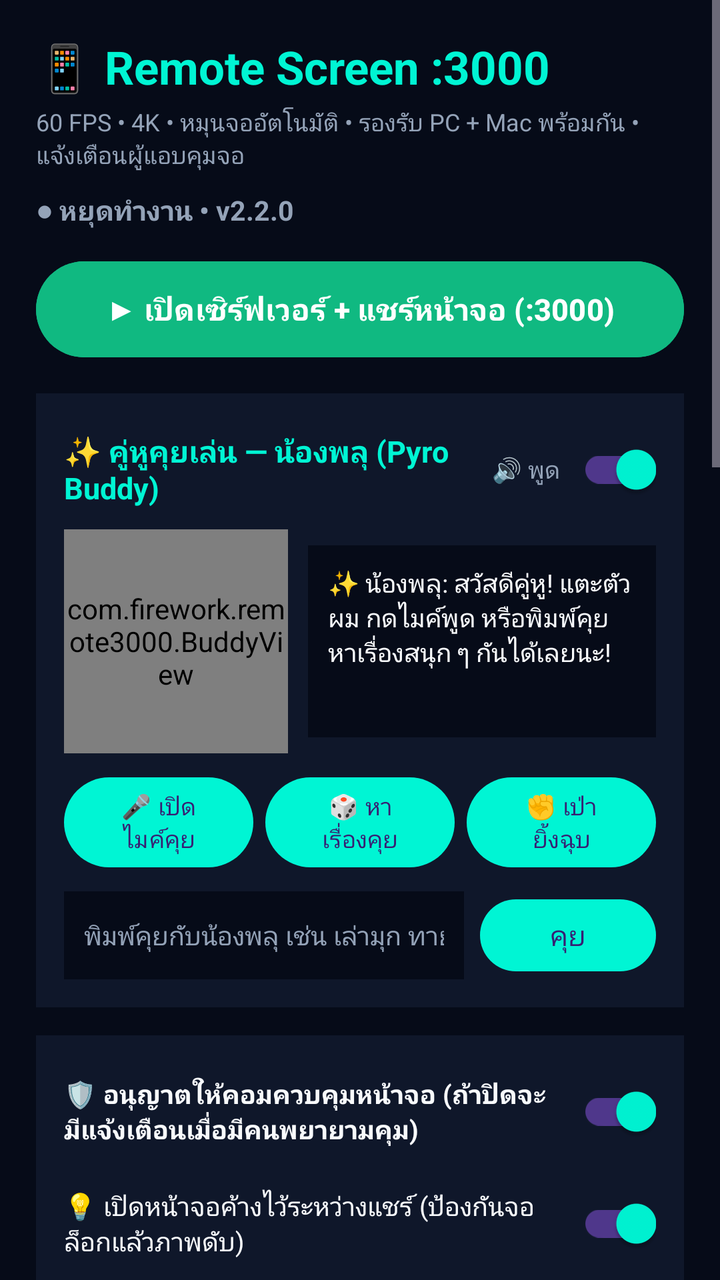
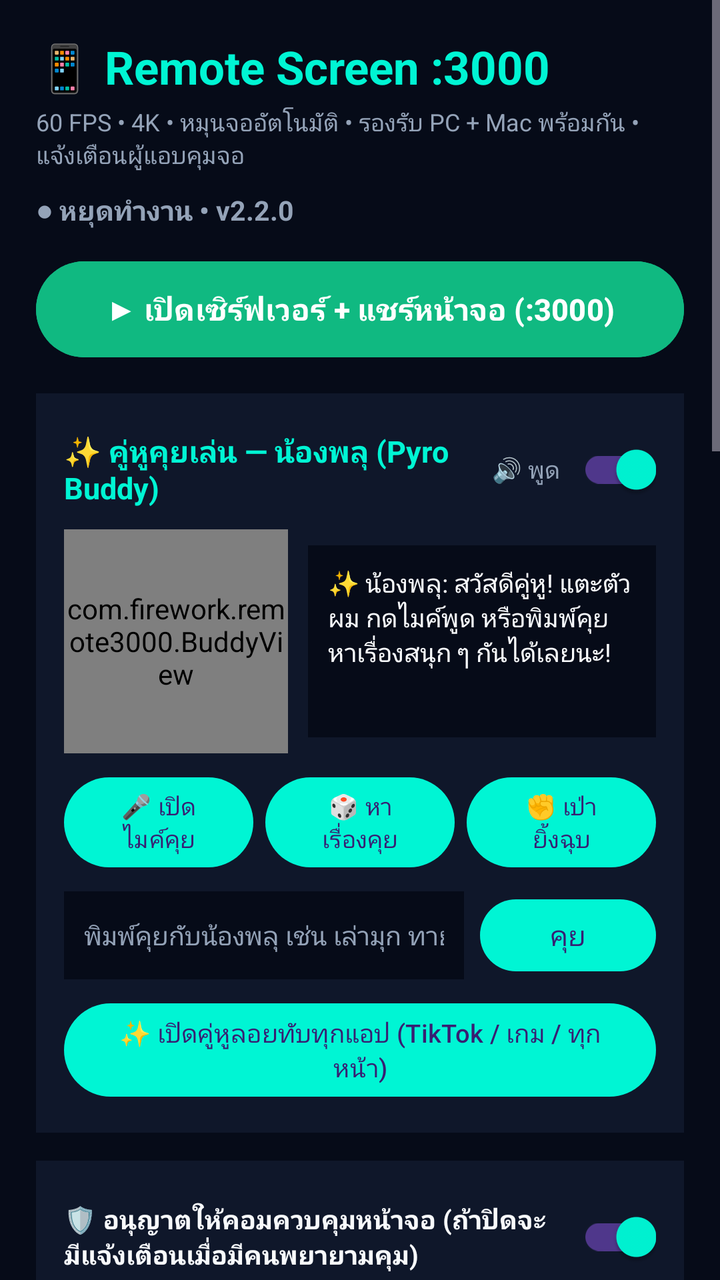

The first picture is an Android layout as it rendered before a commit; the second is the same layout after the commit. The layout source and the unified diff follow.
<!-- AndroidManifest.xml: application theme Theme.RemoteScreen3000 -->
<!-- res/layout/activity_main.xml -->
<?xml version="1.0" encoding="utf-8"?>
<ScrollView xmlns:android="http://schemas.android.com/apk/res/android"
    android:layout_width="match_parent"
    android:layout_height="match_parent"
    android:background="@color/bg_dark"
    android:fillViewport="true">

    <LinearLayout
        android:layout_width="match_parent"
        android:layout_height="wrap_content"
        android:orientation="vertical"
        android:padding="18dp">

        <TextView
            android:layout_width="wrap_content"
            android:layout_height="wrap_content"
            android:text="📱 Remote Screen :3000"
            android:textColor="@color/accent_cyan"
            android:textSize="23sp"
            android:textStyle="bold" />

        <TextView
            android:layout_width="wrap_content"
            android:layout_height="wrap_content"
            android:layout_marginTop="4dp"
            android:text="60 FPS • 4K • หมุนจออัตโนมัติ • รองรับ PC + Mac พร้อมกัน • แจ้งเตือนผู้แอบคุมจอ"
            android:textColor="@color/text_dim"
            android:textSize="12sp" />

        <TextView
            android:id="@+id/tvStatusBadge"
            android:layout_width="wrap_content"
            android:layout_height="wrap_content"
            android:layout_marginTop="10dp"
            android:text="● หยุดทำงาน • v2.2.0"
            android:textColor="@color/text_dim"
            android:textSize="13.5sp"
            android:textStyle="bold" />

        <Button
            android:id="@+id/btnToggleServer"
            android:layout_width="match_parent"
            android:layout_height="56dp"
            android:layout_marginTop="12dp"
            android:backgroundTint="@color/accent_green"
            android:text="▶ เปิดเซิร์ฟเวอร์ + แชร์หน้าจอ (:3000)"
            android:textAllCaps="false"
            android:textColor="#FFFFFF"
            android:textSize="15sp"
            android:textStyle="bold" />

        
        <LinearLayout
            android:layout_width="match_parent"
            android:layout_height="wrap_content"
            android:layout_marginTop="14dp"
            android:background="@color/card_dark"
            android:orientation="vertical"
            android:padding="14dp">

            <LinearLayout
                android:layout_width="match_parent"
                android:layout_height="wrap_content"
                android:gravity="center_vertical"
                android:orientation="horizontal">

                <TextView
                    android:layout_width="0dp"
                    android:layout_height="wrap_content"
                    android:layout_weight="1"
                    android:text="✨ คู่หูคุยเล่น — น้องพลุ (Pyro Buddy)"
                    android:textColor="@color/accent_cyan"
                    android:textSize="15sp"
                    android:textStyle="bold" />

                <TextView
                    android:layout_width="wrap_content"
                    android:layout_height="wrap_content"
                    android:text="🔊 พูด"
                    android:textColor="@color/text_dim"
                    android:textSize="12sp" />

                <com.google.android.material.switchmaterial.SwitchMaterial
                    android:id="@+id/switchBuddyVoice"
                    android:layout_width="wrap_content"
                    android:layout_height="wrap_content"
                    android:checked="true" />
            </LinearLayout>

            <LinearLayout
                android:layout_width="match_parent"
                android:layout_height="wrap_content"
                android:layout_marginTop="6dp"
                android:gravity="center_vertical"
                android:orientation="horizontal">

                <com.firework.remote3000.BuddyView
                    android:id="@+id/buddyView"
                    android:layout_width="112dp"
                    android:layout_height="112dp" />

                <TextView
                    android:id="@+id/tvBuddySpeech"
                    android:layout_width="0dp"
                    android:layout_height="wrap_content"
                    android:layout_marginStart="10dp"
                    android:layout_weight="1"
                    android:background="#060B18"
                    android:minHeight="96dp"
                    android:padding="10dp"
                    android:text="✨ น้องพลุ: สวัสดีคู่หู! แตะตัวผม กดไมค์พูด หรือพิมพ์คุยหาเรื่องสนุก ๆ กันได้เลยนะ!"
                    android:textColor="@color/text_main"
                    android:textSize="12.5sp" />
            </LinearLayout>

            <LinearLayout
                android:layout_width="match_parent"
                android:layout_height="wrap_content"
                android:layout_marginTop="8dp"
                android:orientation="horizontal">

                <Button
                    android:id="@+id/btnBuddyMic"
                    android:layout_width="0dp"
                    android:layout_height="wrap_content"
                    android:layout_marginEnd="6dp"
                    android:layout_weight="1"
                    android:text="🎤 เปิดไมค์คุย"
                    android:textAllCaps="false"
                    android:textSize="12sp" />

                <Button
                    android:id="@+id/btnBuddyTopic"
                    android:layout_width="0dp"
                    android:layout_height="wrap_content"
                    android:layout_marginEnd="6dp"
                    android:layout_weight="1"
                    android:text="🎲 หาเรื่องคุย"
                    android:textAllCaps="false"
                    android:textSize="12sp" />

                <Button
                    android:id="@+id/btnBuddyGame"
                    android:layout_width="0dp"
                    android:layout_height="wrap_content"
                    android:layout_weight="1"
                    android:text="✊ เป่ายิ้งฉุบ"
                    android:textAllCaps="false"
                    android:textSize="12sp" />
            </LinearLayout>

            <LinearLayout
                android:layout_width="match_parent"
                android:layout_height="wrap_content"
                android:layout_marginTop="8dp"
                android:gravity="center_vertical"
                android:orientation="horizontal">

                <EditText
                    android:id="@+id/etBuddyInput"
                    android:layout_width="0dp"
                    android:layout_height="44dp"
                    android:layout_marginEnd="8dp"
                    android:layout_weight="1"
                    android:background="#060B18"
                    android:hint="พิมพ์คุยกับน้องพลุ เช่น เล่ามุก ทายปัญหา..."
                    android:inputType="text"
                    android:paddingStart="10dp"
                    android:paddingEnd="10dp"
                    android:textColor="@color/text_main"
                    android:textColorHint="@color/text_dim"
                    android:textSize="13sp" />

                <Button
                    android:id="@+id/btnBuddySend"
                    android:layout_width="wrap_content"
                    android:layout_height="44dp"
                    android:text="คุย"
                    android:textAllCaps="false" />
            </LinearLayout>
        </LinearLayout>

        
        <LinearLayout
            android:layout_width="match_parent"
            android:layout_height="wrap_content"
            android:layout_marginTop="14dp"
            android:background="@color/card_dark"
            android:orientation="vertical"
            android:padding="14dp">

            <LinearLayout
                android:layout_width="match_parent"
                android:layout_height="wrap_content"
                android:gravity="center_vertical"
                android:orientation="horizontal">

                <TextView
                    android:layout_width="0dp"
                    android:layout_height="wrap_content"
                    android:layout_weight="1"
                    android:text="🛡️ อนุญาตให้คอมควบคุมหน้าจอ (ถ้าปิดจะมีแจ้งเตือนเมื่อมีคนพยายามคุม)"
                    android:textColor="@color/text_main"
                    android:textSize="13sp"
                    android:textStyle="bold" />

                <com.google.android.material.switchmaterial.SwitchMaterial
                    android:id="@+id/switchAllowControl"
                    android:layout_width="wrap_content"
                    android:layout_height="wrap_content"
                    android:checked="true" />
            </LinearLayout>

            <LinearLayout
                android:layout_width="match_parent"
                android:layout_height="wrap_content"
                android:layout_marginTop="8dp"
                android:gravity="center_vertical"
                android:orientation="horizontal">

                <TextView
                    android:layout_width="0dp"
                    android:layout_height="wrap_content"
                    android:layout_weight="1"
                    android:text="💡 เปิดหน้าจอค้างไว้ระหว่างแชร์ (ป้องกันจอล็อกแล้วภาพดับ)"
                    android:textColor="@color/text_main"
                    android:textSize="13sp" />

                <com.google.android.material.switchmaterial.SwitchMaterial
                    android:id="@+id/switchKeepAwake"
                    android:layout_width="wrap_content"
                    android:layout_height="wrap_content"
                    android:checked="true" />
            </LinearLayout>
        </LinearLayout>

        
        <LinearLayout
            android:layout_width="match_parent"
            android:layout_height="wrap_content"
            android:layout_marginTop="12dp"
            android:background="@color/card_dark"
            android:orientation="vertical"
            android:padding="14dp">

            <TextView
                android:layout_width="wrap_content"
                android:layout_height="wrap_content"
                android:text="🌐 เปิดลิงก์นี้บน PC / Mac (Wi-Fi เดียวกัน)"
                android:textColor="@color/text_dim"
                android:textSize="12sp" />

            <TextView
                android:id="@+id/tvLanUrl"
                android:layout_width="wrap_content"
                android:layout_height="wrap_content"
                android:layout_marginTop="4dp"
                android:text="http://192.168.1.100:3000"
                android:textColor="@color/accent_cyan"
                android:textIsSelectable="true"
                android:textSize="20sp"
                android:textStyle="bold" />

            <TextView
                android:id="@+id/tvLocalUrl"
                android:layout_width="wrap_content"
                android:layout_height="wrap_content"
                android:layout_marginTop="3dp"
                android:text="http://localhost:3000"
                android:textColor="@color/text_dim"
                android:textIsSelectable="true"
                android:textSize="12sp" />

            <TextView
                android:id="@+id/tvClients"
                android:layout_width="wrap_content"
                android:layout_height="wrap_content"
                android:layout_marginTop="8dp"
                android:text="อุปกรณ์ที่กำลังเปิดดู/คุมพร้อมกัน: 0 เครื่อง"
                android:textColor="@color/accent_blue"
                android:textSize="12.5sp"
                android:textStyle="bold" />

            <TextView
                android:id="@+id/tvClientsList"
                android:layout_width="match_parent"
                android:layout_height="wrap_content"
                android:layout_marginTop="6dp"
                android:background="#060B18"
                android:padding="8dp"
                android:text="ยังไม่มีเครื่องอื่นเชื่อมต่อเข้ามา"
                android:textColor="@color/text_main"
                android:textSize="12sp" />

            <LinearLayout
                android:layout_width="match_parent"
                android:layout_height="wrap_content"
                android:layout_marginTop="10dp"
                android:orientation="horizontal">

                <Button
                    android:id="@+id/btnCopyLan"
                    android:layout_width="0dp"
                    android:layout_height="wrap_content"
                    android:layout_marginEnd="8dp"
                    android:layout_weight="1"
                    android:text="📋 คัดลอกลิงก์"
                    android:textAllCaps="false" />

                <Button
                    android:id="@+id/btnRefreshIp"
                    android:layout_width="0dp"
                    android:layout_height="wrap_content"
                    android:layout_weight="1"
                    android:text="🔄 รีเฟรช IP"
                    android:textAllCaps="false" />
            </LinearLayout>
        </LinearLayout>

        
        <LinearLayout
            android:layout_width="match_parent"
            android:layout_height="wrap_content"
            android:layout_marginTop="12dp"
            android:background="@color/card_dark"
            android:orientation="vertical"
            android:padding="14dp">

            <TextView
                android:layout_width="wrap_content"
                android:layout_height="wrap_content"
                android:text="🚨 แจ้งเตือนความปลอดภัย (ผู้พยายามคุมจอ)"
                android:textColor="@color/accent_red"
                android:textSize="13.5sp"
                android:textStyle="bold" />

            <TextView
                android:id="@+id/tvSecurityAlerts"
                android:layout_width="match_parent"
                android:layout_height="wrap_content"
                android:layout_marginTop="6dp"
                android:background="#060B18"
                android:padding="8dp"
                android:text="ปกติ — ยังไม่มีการพยายามคุมจอขณะปิดสิทธิ์"
                android:textColor="@color/text_main"
                android:textSize="12sp" />
        </LinearLayout>

        
        <LinearLayout
            android:layout_width="match_parent"
            android:layout_height="wrap_content"
            android:layout_marginTop="12dp"
            android:background="@color/card_dark"
            android:orientation="vertical"
            android:padding="14dp">

            <LinearLayout
                android:layout_width="match_parent"
                android:layout_height="wrap_content"
                android:gravity="center_vertical"
                android:orientation="horizontal">

                <TextView
                    android:layout_width="0dp"
                    android:layout_height="wrap_content"
                    android:layout_weight="1"
                    android:text="🔐 รหัส PIN 6 หลัก (ใช้กรอกบนคอม)"
                    android:textColor="@color/text_main"
                    android:textSize="13.5sp"
                    android:textStyle="bold" />

                <com.google.android.material.switchmaterial.SwitchMaterial
                    android:id="@+id/switchPin"
                    android:layout_width="wrap_content"
                    android:layout_height="wrap_content"
                    android:checked="true" />
            </LinearLayout>

            <LinearLayout
                android:layout_width="match_parent"
                android:layout_height="wrap_content"
                android:layout_marginTop="4dp"
                android:gravity="center_vertical"
                android:orientation="horizontal">

                <TextView
                    android:id="@+id/tvPinCode"
                    android:layout_width="0dp"
                    android:layout_height="wrap_content"
                    android:layout_weight="1"
                    android:letterSpacing="0.2"
                    android:text="123456"
                    android:textColor="@color/accent_cyan"
                    android:textSize="26sp"
                    android:textStyle="bold" />

                <Button
                    android:id="@+id/btnNewPin"
                    android:layout_width="wrap_content"
                    android:layout_height="wrap_content"
                    android:text="🎲 สุ่ม PIN"
                    android:textAllCaps="false" />
            </LinearLayout>
        </LinearLayout>

        
        <LinearLayout
            android:layout_width="match_parent"
            android:layout_height="wrap_content"
            android:layout_marginTop="12dp"
            android:background="@color/card_dark"
            android:orientation="vertical"
            android:padding="14dp">

            <TextView
                android:layout_width="wrap_content"
                android:layout_height="wrap_content"
                android:text="💬 แชทสดกับคอมพิวเตอร์ (แบบ UltraViewer)"
                android:textColor="@color/accent_cyan"
                android:textSize="14sp"
                android:textStyle="bold" />

            <TextView
                android:id="@+id/tvChatLog"
                android:layout_width="match_parent"
                android:layout_height="wrap_content"
                android:layout_marginTop="8dp"
                android:background="#060B18"
                android:minHeight="68dp"
                android:padding="10dp"
                android:text="ยังไม่มีข้อความ — พิมพ์คุยกับคอมพิวเตอร์แบบ UltraViewer ได้ที่นี่"
                android:textColor="@color/text_main"
                android:textSize="12.5sp" />

            <LinearLayout
                android:layout_width="match_parent"
                android:layout_height="wrap_content"
                android:layout_marginTop="8dp"
                android:gravity="center_vertical"
                android:orientation="horizontal">

                <EditText
                    android:id="@+id/etPhoneChat"
                    android:layout_width="0dp"
                    android:layout_height="44dp"
                    android:layout_marginEnd="8dp"
                    android:layout_weight="1"
                    android:background="#060B18"
                    android:hint="พิมพ์ข้อความส่งไปหน้าจอคอม..."
                    android:inputType="text"
                    android:paddingStart="10dp"
                    android:paddingEnd="10dp"
                    android:textColor="@color/text_main"
                    android:textColorHint="@color/text_dim"
                    android:textSize="13sp" />

                <Button
                    android:id="@+id/btnSendPhoneChat"
                    android:layout_width="wrap_content"
                    android:layout_height="44dp"
                    android:text="ส่ง"
                    android:textAllCaps="false" />
            </LinearLayout>
        </LinearLayout>

        
        <LinearLayout
            android:layout_width="match_parent"
            android:layout_height="wrap_content"
            android:layout_marginTop="12dp"
            android:background="@color/card_dark"
            android:orientation="vertical"
            android:padding="14dp">

            <TextView
                android:layout_width="wrap_content"
                android:layout_height="wrap_content"
                android:text="🕹️ สิทธิ์ควบคุมหน้าจอจากคอม (Accessibility)"
                android:textColor="@color/text_main"
                android:textSize="14sp"
                android:textStyle="bold" />

            <TextView
                android:id="@+id/tvAccStatus"
                android:layout_width="wrap_content"
                android:layout_height="wrap_content"
                android:layout_marginTop="6dp"
                android:text="⚠️ ยังไม่ได้เปิดสิทธิ์ Accessibility"
                android:textColor="@color/accent_blue"
                android:textSize="12.5sp" />

            <Button
                android:id="@+id/btnOpenAccessibility"
                android:layout_width="match_parent"
                android:layout_height="wrap_content"
                android:layout_marginTop="8dp"
                android:text="⚙️ เปิดหน้าตั้งค่า Accessibility"
                android:textAllCaps="false" />

            <TextView
                android:id="@+id/tvBatteryStatus"
                android:layout_width="wrap_content"
                android:layout_height="wrap_content"
                android:layout_marginTop="10dp"
                android:text="⚠️ แนะนำสำหรับ Huawei/Android: ปิดประหยัดแบตเพื่อไม่ให้สิทธิ์คุมจอหลุดเอง"
                android:textColor="@color/accent_blue"
                android:textSize="12sp" />

            <LinearLayout
                android:layout_width="match_parent"
                android:layout_height="wrap_content"
                android:layout_marginTop="6dp"
                android:orientation="horizontal">

                <Button
                    android:id="@+id/btnIgnoreBattery"
                    android:layout_width="0dp"
                    android:layout_height="wrap_content"
                    android:layout_marginEnd="6dp"
                    android:layout_weight="1"
                    android:text="🔋 ปิดประหยัดแบต (กันหลุด)"
                    android:textAllCaps="false"
                    android:textSize="11.5sp" />

                <Button
                    android:id="@+id/btnAppSettings"
                    android:layout_width="0dp"
                    android:layout_height="wrap_content"
                    android:layout_weight="1"
                    android:text="🔒 ตั้งค่าแอป (Huawei)"
                    android:textAllCaps="false"
                    android:textSize="11.5sp" />
            </LinearLayout>
        </LinearLayout>

        
        <LinearLayout
            android:layout_width="match_parent"
            android:layout_height="wrap_content"
            android:layout_marginTop="12dp"
            android:background="@color/card_dark"
            android:orientation="vertical"
            android:padding="14dp">

            <TextView
                android:layout_width="wrap_content"
                android:layout_height="wrap_content"
                android:text="🔄 อัปเดตแอปไร้สาย (OTA Update)"
                android:textColor="@color/text_main"
                android:textSize="14sp"
                android:textStyle="bold" />

            <EditText
                android:id="@+id/etUpdateUrl"
                android:layout_width="match_parent"
                android:layout_height="42dp"
                android:layout_marginTop="8dp"
                android:background="#060B18"
                android:hint="https://.../RemoteScreen3000.apk"
                android:inputType="textUri"
                android:paddingStart="10dp"
                android:paddingEnd="10dp"
                android:textColor="@color/text_main"
                android:textColorHint="@color/text_dim"
                android:textSize="12.5sp" />

            <Button
                android:id="@+id/btnDownloadUpdate"
                android:layout_width="match_parent"
                android:layout_height="wrap_content"
                android:layout_marginTop="8dp"
                android:text="⬇️ โหลดและอัปเดต APK"
                android:textAllCaps="false" />
        </LinearLayout>

        <TextView
            android:id="@+id/tvError"
            android:layout_width="match_parent"
            android:layout_height="wrap_content"
            android:layout_marginTop="10dp"
            android:textColor="@color/accent_red"
            android:textSize="13sp" />
    </LinearLayout>
</ScrollView>
<!-- resources referenced by this layout -->
<resources>
  <color name="accent_blue">#38BDF8</color>
  <color name="accent_cyan">#00F5D4</color>
  <color name="accent_green">#10B981</color>
  <color name="accent_red">#EF4444</color>
  <color name="bg_dark">#060B18</color>
  <color name="card_dark">#0F172A</color>
  <color name="text_dim">#94A3B8</color>
  <color name="text_main">#F8FAFC</color>
  <style name="Theme.RemoteScreen3000" parent="Theme.Material3.Dark.NoActionBar">
          <item name="colorPrimary">@color/accent_cyan</item>
          <item name="colorSecondary">@color/accent_blue</item>
          <item name="android:windowBackground">@color/bg_dark</item>
          <item name="android:statusBarColor">@color/bg_dark</item>
          <item name="android:navigationBarColor">@color/bg_dark</item>
      </style>
</resources>

<!-- the commit's change to res/layout/activity_main.xml (unified diff, before → after) -->
@@ -178,6 +178,15 @@
                     android:text="คุย"
                     android:textAllCaps="false" />
             </LinearLayout>
+
+            <Button
+                android:id="@+id/btnToggleFloatingBuddy"
+                android:layout_width="match_parent"
+                android:layout_height="wrap_content"
+                android:layout_marginTop="8dp"
+                android:text="✨ เปิดคู่หูลอยทับทุกแอป (TikTok / เกม / ทุกหน้า)"
+                android:textAllCaps="false"
+                android:textSize="12.5sp" />
         </LinearLayout>
 
         
